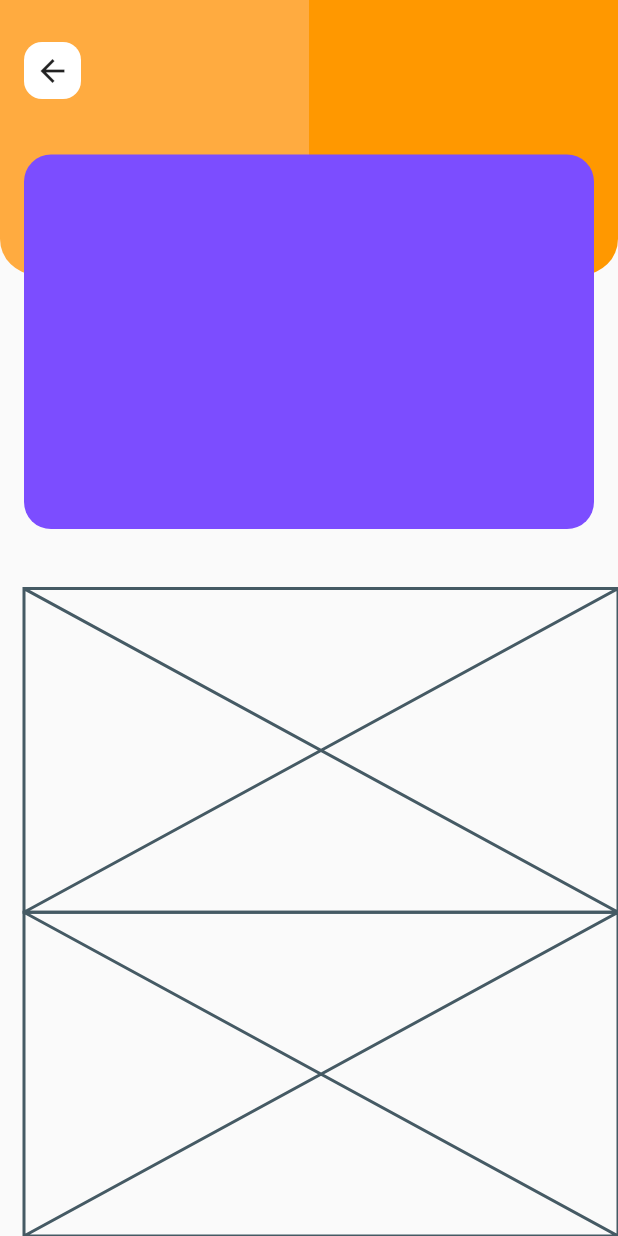
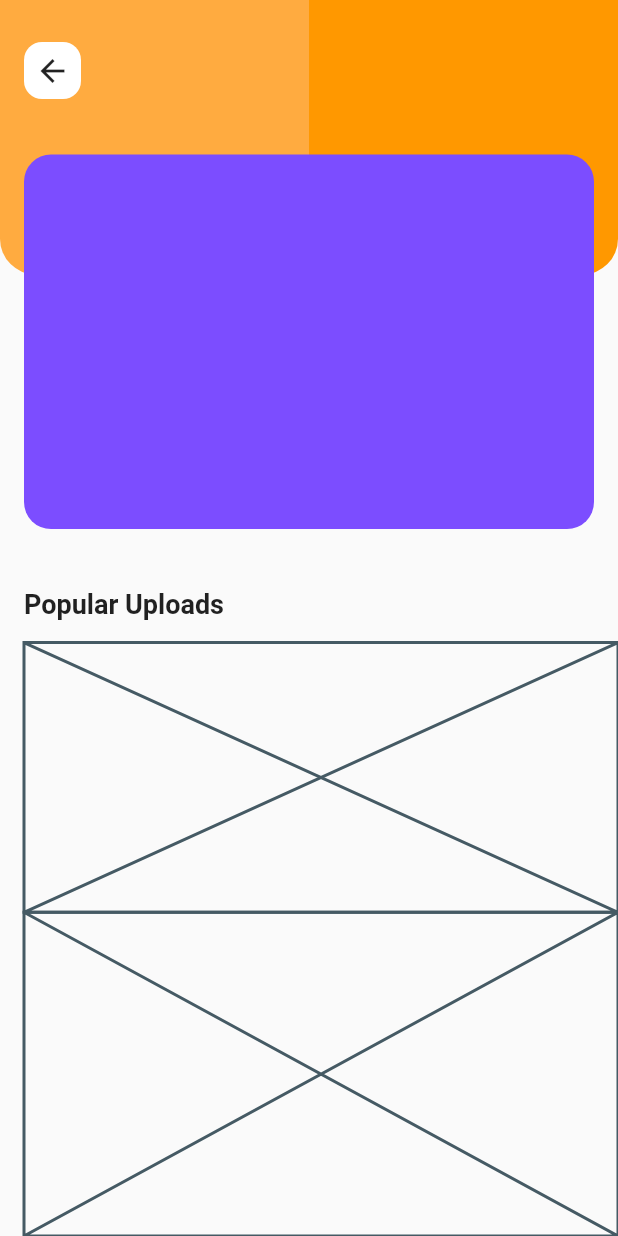
Before and after one commit to JAICHANGPARK/flutter_notebook_the_third_story, a Flutter app: the screen it shows after launch, on a phone screen of 412 x 824 dp. Run offline on Flutter 3.47's test engine with Material 2 defaults, Android fonts, the phone set to English and light mode, and no system bars; our stand-ins replace badges, dotted_border, fl_chart, google_fonts, page_transition, percent_indicator.

Commit message:
Update main_page.dart

```diff
--- a/lib/profile_concept_app/main_page.dart
+++ b/lib/profile_concept_app/main_page.dart
@@ -86,7 +86,25 @@ class MainPage extends StatelessWidget {
             child: Column(
               children: <Widget>[
                 Expanded(
-                  child: Placeholder(),
+                  child: Column(
+                    crossAxisAlignment: CrossAxisAlignment.start,
+                    children: <Widget>[
+                      Expanded(
+                        flex: 2,
+                        child: Text(
+                          "Popular Uploads",
+                          style: TextStyle(
+                            fontWeight: FontWeight.bold,
+                            fontSize: 18,
+                          ),
+                        ),
+                      ),
+                      Expanded(
+                        flex: 10,
+                        child: Placeholder(),
+                      )
+                    ],
+                  ),
                 ),
                 Expanded(
                   child: Placeholder(),
```
